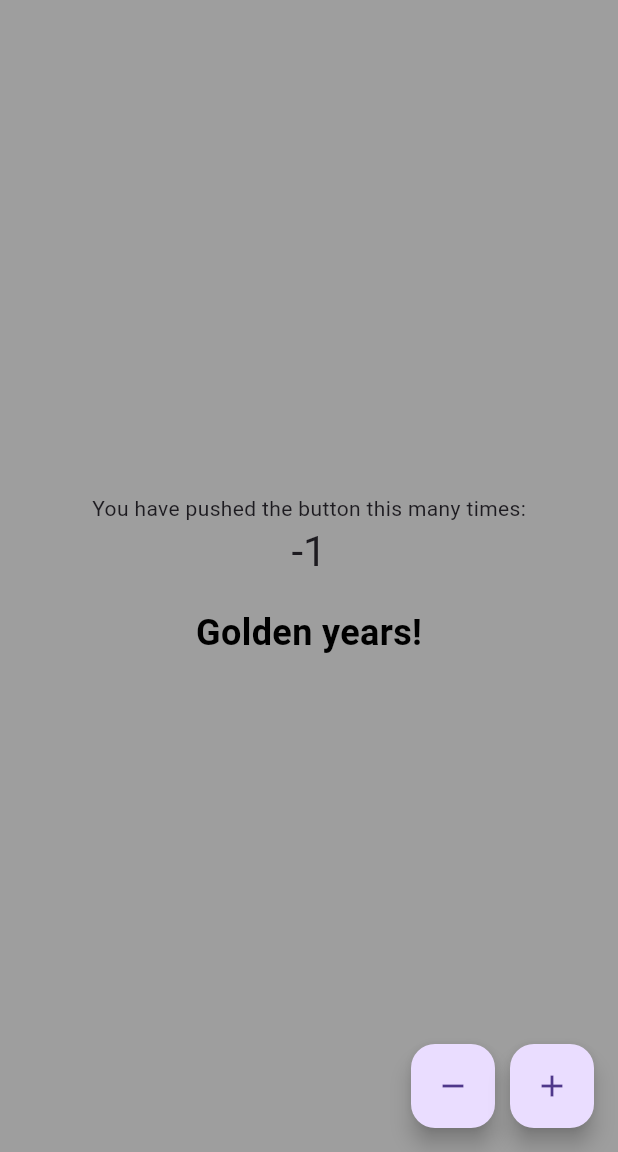
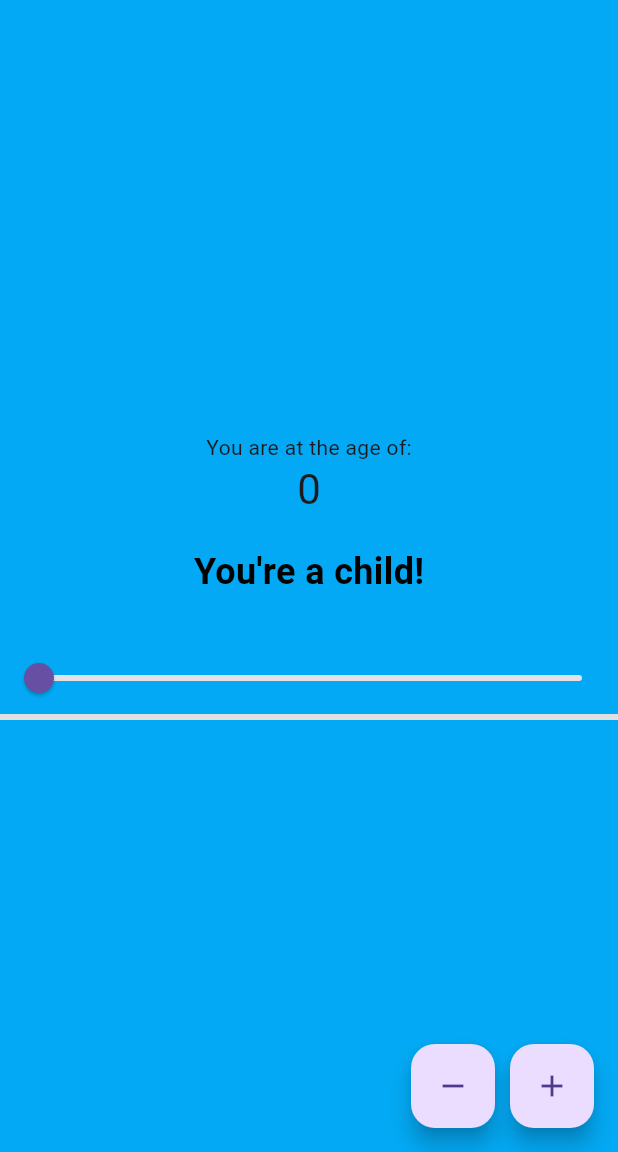
Before and after one commit to nuhs101/age_counter, a Flutter app: the screen it shows after launch, after a tap on the "remove" icon, on a phone screen of 412 x 824 dp, the part 84-1236 px from its top. Run offline on Flutter 3.47's test engine with Material 3 defaults, Android fonts, the phone set to English and light mode, and no system bars; missing offline and left inert: window_size.

Commit message:
slider and progression bar

```diff
--- a/lib/main.dart
+++ b/lib/main.dart
@@ -39,12 +39,21 @@ class Counter with ChangeNotifier {
   int value = 0;
 
   void increment() {
-    value += 1;
-    notifyListeners();
+    if (value < 99) {
+      value += 1;
+      notifyListeners();
+    }
   }
 
   void decrement() {
-    value -= 1;
+    if (value > 0) {
+      value -= 1;
+      notifyListeners();
+    }
+  }
+
+  void setValue(int newValue) {
+    value = newValue;
     notifyListeners();
   }
 
@@ -60,6 +69,17 @@ class Counter with ChangeNotifier {
       return {'message': "You're an adult now!", 'color': Colors.orange};
     } else {
       return {'message': "Golden years!", 'color': Colors.grey};
+    }
+  }
+
+  // Define the color for the progression bar based on the counter value
+  Color getProgressBarColor() {
+    if (value >= 0 && value <= 33) {
+      return Colors.green;
+    } else if (value > 33 && value <= 67) {
+      return Colors.yellow;
+    } else {
+      return Colors.red;
     }
   }
 }
@@ -86,15 +106,15 @@ class MyHomePage extends StatelessWidget {
       appBar: AppBar(title: const Text('Flutter Demo Home Page')),
       body: Consumer<Counter>(
         builder: (context, counter, child) {
-          // Get the milestone message and color based on the counter value
           final milestone = counter.getAgeMilestone();
+          final progressColor = counter.getProgressBarColor();
           return Container(
             color: milestone['color'], // Set the background color
             child: Center(
               child: Column(
                 mainAxisAlignment: MainAxisAlignment.center,
                 children: [
-                  const Text('You have pushed the button this many times:'),
+                  const Text('You are at the age of:'),
                   Text(
                     '${counter.value}',
                     style: Theme.of(context).textTheme.headlineMedium,
@@ -107,6 +127,24 @@ class MyHomePage extends StatelessWidget {
                       fontWeight: FontWeight.bold,
                       color: Colors.black,
                     ),
+                  ),
+                  const SizedBox(height: 30),
+                  // Slider to change age
+                  Slider(
+                    value: counter.value.toDouble(),
+                    min: 0,
+                    max: 99,
+                    divisions: 99,
+                    label: '${counter.value}',
+                    onChanged: (double newValue) {
+                      counter.setValue(newValue.toInt());
+                    },
+                  ),
+                  // Progress bar to show progression in the age range
+                  LinearProgressIndicator(
+                    value: counter.value / 99,
+                    color: progressColor,
+                    backgroundColor: Colors.grey[300],
                   ),
                 ],
               ),
```
